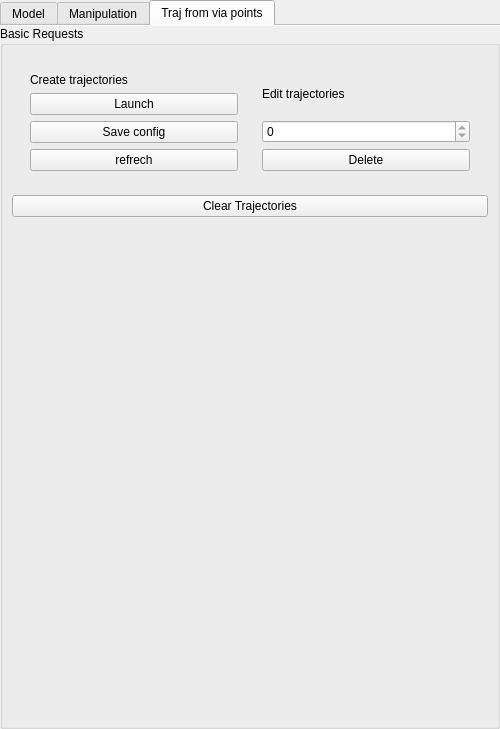
Old version of the form src/move3d-qt-gui-libs/src/qtMainInterface/sideWidgets/qtRobot.ui in the repository jmainpri/move3d-studio.
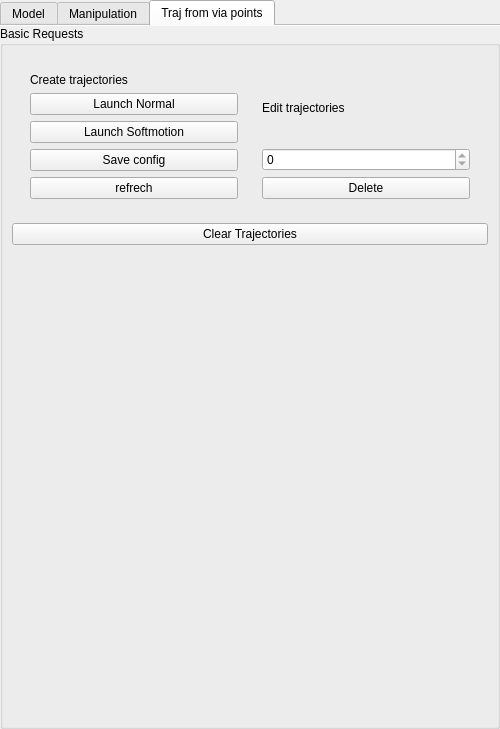
New version of the form. The open tabs and pages were chosen to show the change.

Patch:
```diff
--- a/src/move3d-qt-gui-libs/src/qtMainInterface/sideWidgets/qtRobot.ui
+++ b/src/move3d-qt-gui-libs/src/qtMainInterface/sideWidgets/qtRobot.ui
@@ -847,7 +847,14 @@
                 <item>
                  <widget class="QPushButton" name="pushButtonLaunch">
                   <property name="text">
-                   <string>Launch</string>
+                   <string>Launch Normal</string>
+                  </property>
+                 </widget>
+                </item>
+                <item>
+                 <widget class="QPushButton" name="pushButtonLaunchSoft">
+                  <property name="text">
+                   <string>Launch Softmotion</string>
                   </property>
                  </widget>
                 </item>
```
Left out of the diff: 4 changed lines with no effect on the pictures.
